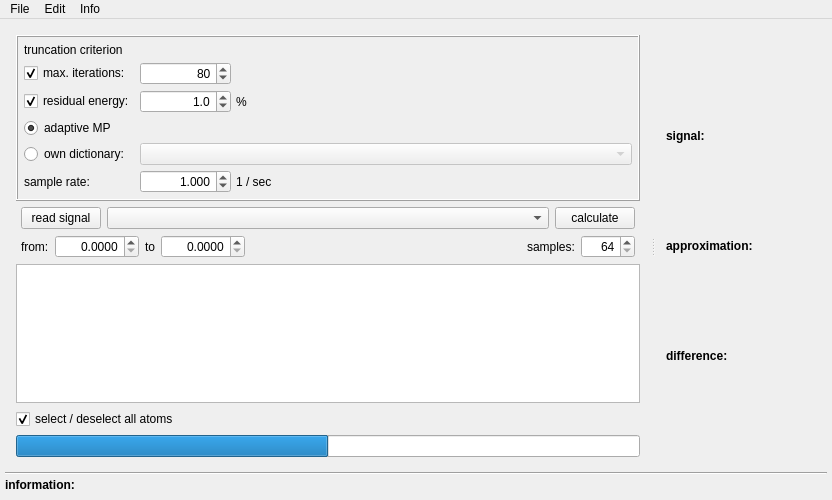
Above: examples/matchingPursuit/mainwindow.ui from mne-tools/mne-cpp before the change. Below: the same form after it.
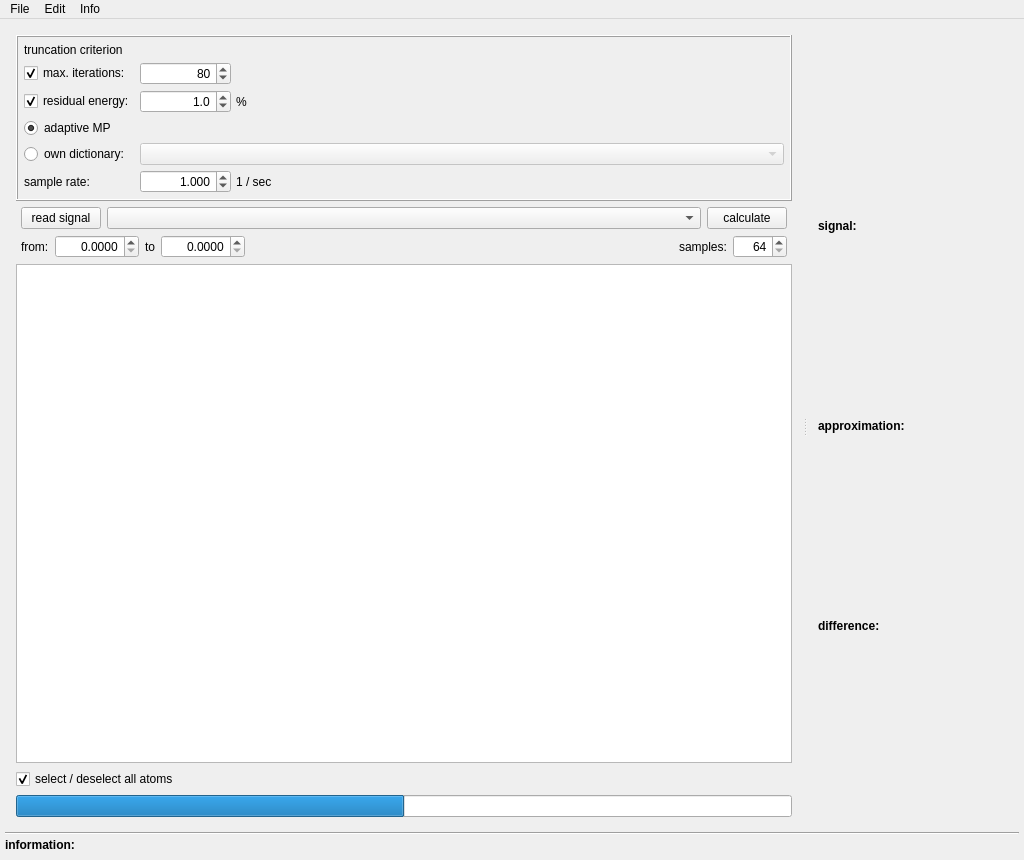
That is the form after the change. Icons and pictures are not drawn.

Commit message: chg: GUI settings

What changed in the file:
```diff
--- a/examples/matchingPursuit/mainwindow.ui
+++ b/examples/matchingPursuit/mainwindow.ui
@@ -6,8 +6,8 @@
    <rect>
     <x>0</x>
     <y>0</y>
-    <width>832</width>
-    <height>500</height>
+    <width>1024</width>
+    <height>860</height>
    </rect>
   </property>
   <property name="sizePolicy">
@@ -18,8 +18,8 @@
   </property>
   <property name="minimumSize">
    <size>
-    <width>830</width>
-    <height>500</height>
+    <width>1024</width>
+    <height>860</height>
    </size>
   </property>
   <property name="windowTitle">
@@ -660,7 +660,7 @@
     <rect>
      <x>0</x>
      <y>0</y>
-     <width>832</width>
+     <width>1024</width>
      <height>21</height>
     </rect>
    </property>
```
The commit also changes 4 other files.
